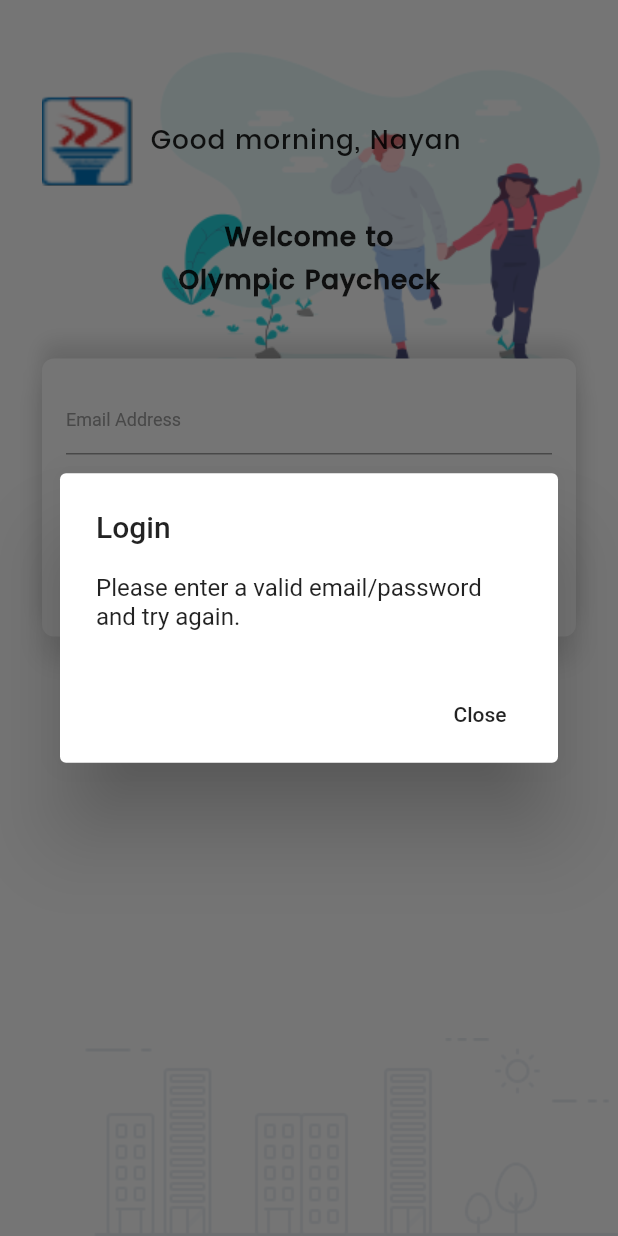
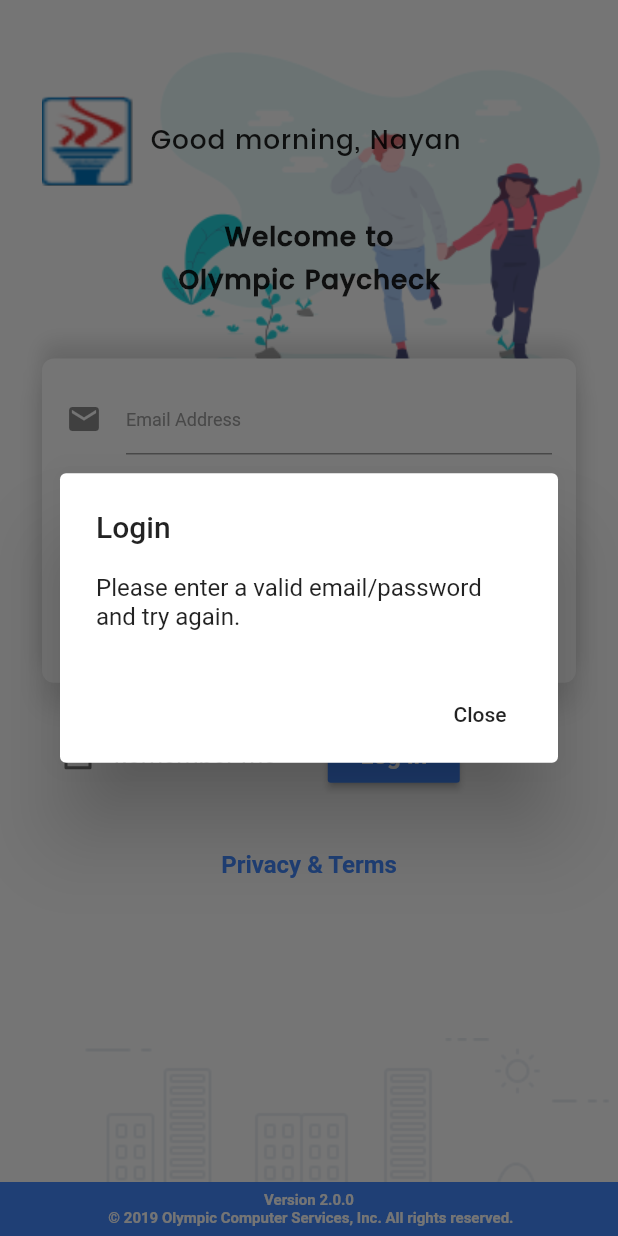
Before and after one commit to dp3344/nayanthatest5, a Flutter app: the screen it shows after launch, after a tap on "Log In", on a phone screen of 412 x 824 dp. Run offline on Flutter 3.47's test engine with Material 2 defaults, Android fonts, the phone set to English and light mode, and no system bars; our stand-ins replace flutter_screenutil.

Commit message:
Updates for Main Screen

```diff
--- a/lib/Widgets/FormCard.dart
+++ b/lib/Widgets/FormCard.dart
@@ -1,4 +1,5 @@
 import 'package:flutter/material.dart';
+import 'package:flutter/services.dart';
 import 'package:flutter_screenutil/flutter_screenutil.dart';
 import 'globals.dart' as globals;
 
@@ -28,7 +29,6 @@ class FormCard extends StatelessWidget {
     // });
   }
 
-
   void _radio() {
     //setState(() {
     //_isSelected = !_isSelected;
@@ -45,7 +45,7 @@ class FormCard extends StatelessWidget {
   Widget build(BuildContext context) {
     return new Container(
       width: double.infinity,
-      height: ScreenUtil.getInstance().setHeight(300),
+      height: ScreenUtil.getInstance().setHeight(350),
       decoration: BoxDecoration(
           color: Colors.white,
           borderRadius: BorderRadius.circular(8.0),
@@ -84,12 +84,12 @@ class FormCard extends StatelessWidget {
             TextField(
               decoration: InputDecoration(
                   hintText: "Email Address",
+                  icon: Icon(Icons.email),
                   hintStyle: TextStyle(color: Colors.grey, fontSize: 12.0)),
               controller: myController,
               onChanged: (newValue) {
                 globals.email = newValue;
                 //newValue = newValue;
-
               },
             ),
             SizedBox(
@@ -105,19 +105,29 @@ class FormCard extends StatelessWidget {
 
             TextField(
               obscureText: true,
+              keyboardType: TextInputType.number,
+              //maxLength: 4,
+              inputFormatters: [
+                LengthLimitingTextInputFormatter(4),
+              ],
               decoration: InputDecoration(
+                  icon: Icon(Icons.lock),
                   hintText: "Last 4 digit SSN",
                   hintStyle: TextStyle(color: Colors.grey, fontSize: 12.0)),
               controller: myController2,
               onChanged: (newValue2) {
                 globals.password = newValue2;
                 //newValue = newValue;
-
               },
             ),
             SizedBox(
-              height: ScreenUtil.getInstance().setHeight(35),
-            )
+              height: ScreenUtil.getInstance().setHeight(35), //35
+            ),
+            //       Row(children: <Widget>[Text("")]),
+            // SizedBox(
+            //   height: ScreenUtil.getInstance().setHeight(35), //35
+            // ),
+
 /*-------------------------------------------
 			,
             Row(
@@ -146,7 +156,6 @@ class FormCard extends StatelessWidget {
 				)
 
 #####################################################################*/
-
           ],
         ),
       ),
--- a/lib/main.dart
+++ b/lib/main.dart
@@ -7,20 +7,17 @@ import 'CustomIcons.dart';
 import 'package:flutter/services.dart';
 import 'Widgets/globals.dart' as globals;
 
-
 final myController = TextEditingController();
 
 void main() {
   SystemChrome.setPreferredOrientations(
-          [DeviceOrientation.portraitUp,DeviceOrientation.portraitDown])
-      .then((_) {
+      [DeviceOrientation.portraitUp, DeviceOrientation.portraitDown]).then((_) {
     runApp(MaterialApp(
       home: MyApp(),
       debugShowCheckedModeBanner: false,
     ));
   });
 }
-
 
 //void main() => runApp(MaterialApp(
 //      home: MyApp(),
@@ -34,15 +31,16 @@ class MyApp extends StatefulWidget {
 
 class _MyAppState extends State<MyApp> {
   bool _isSelected = false;
-
   bool _checked = false;
+  int _index = 0;
+  String _value = '';
+  List<BottomNavigationBarItem> _items;
 
   void _onCheck(val) {
     setState(() {
       _checked = val;
     });
   }
-
 
   void _radio() {
     setState(() {
@@ -88,6 +86,25 @@ class _MyAppState extends State<MyApp> {
     ScreenUtil.instance =
         ScreenUtil(width: 750, height: 1334, allowFontScaling: true);
     return new Scaffold(
+
+      bottomSheet: Container(
+        color: Colors.blueAccent,
+        padding: EdgeInsets.all(6.0),
+      child: Row(mainAxisAlignment: MainAxisAlignment.center, children: <Widget>[
+        Text('Version 2.0.0 \n \u00a9 2019 Olympic Computer Services, Inc. All rights reserved. ', textAlign: TextAlign.center,
+                                      style: TextStyle(
+                                          fontSize: 10.0, backgroundColor:Colors.blueAccent,
+                                          color: Colors.white,
+                                          fontWeight: FontWeight.bold)),
+        // Text('\u00a9 2019 Olympic Computer Services, Inc. All rights reserved. ',
+        //                               style: TextStyle(
+        //                                   fontSize: 14.0,
+        //                                   color: Colors.white,
+        //                                   fontWeight: FontWeight.bold)),
+
+      ],)),
+
+      /*================*/
       backgroundColor: Colors.white,
       resizeToAvoidBottomPadding: false,
       body: Stack(
@@ -130,7 +147,7 @@ class _MyAppState extends State<MyApp> {
                   ),
                   //Row(                    children: <Widget>[Text("")]),
                   //Row(                    children: <Widget>[Text("")]),
-				  Row(                    children: <Widget>[Text("")]),
+                  Row(children: <Widget>[Text("")]),
                   //Row(                    children: <Widget>[]),
                   Row(
                     mainAxisAlignment: MainAxisAlignment.center,
@@ -139,10 +156,8 @@ class _MyAppState extends State<MyApp> {
                           style: TextStyle(
                               fontFamily: "Poppins-Medium",
                               fontSize: ScreenUtil.getInstance().setSp(32),
-                              letterSpacing: .6
-							  ,
-                              fontWeight: FontWeight.bold
-							  ))
+                              letterSpacing: .6,
+                              fontWeight: FontWeight.bold))
                     ],
                   ),
                   Row(
@@ -152,10 +167,8 @@ class _MyAppState extends State<MyApp> {
                           style: TextStyle(
                               fontFamily: "Poppins-Medium",
                               fontSize: ScreenUtil.getInstance().setSp(32),
-                              letterSpacing: .6
-							  ,
-                              fontWeight: FontWeight.bold
-							  ))
+                              letterSpacing: .6,
+                              fontWeight: FontWeight.bold))
                     ],
                   ),
 
@@ -169,20 +182,23 @@ class _MyAppState extends State<MyApp> {
                     children: <Widget>[
                       Row(
                         children: <Widget>[
-
-
-              Row(mainAxisAlignment: MainAxisAlignment.spaceBetween, children: [
-                Checkbox(value: _checked, onChanged: (val) => _onCheck(val)),
-                Text("Remember me       "
-,                              style: TextStyle(
-                                  fontSize: ScreenUtil.getInstance().setSp(26), fontFamily: "Poppins-Medium")),
+                          Row(
+                              mainAxisAlignment: MainAxisAlignment.end, // .spaceBetween,
+                              children: [
+                                Checkbox(
+                                    value: _checked,
+                                    onChanged: (val) => _onCheck(val)),
+                                Text("Remember me       " + " ",
+                                    style: TextStyle(
+                                        fontSize:
+                                            ScreenUtil.getInstance().setSp(26),
+                                        fontFamily: "Poppins-Medium")),
                                 RaisedButton(
                                   //onPressed: () => {debugPrint('RaisedButton Pressed123')},
                                   onPressed: () => {
-
                                         // debugPrint('RaisedButton Pressed123456');
                                         //return
-					  showDialog (
+                                        showDialog(
                                             context: context,
                                             child: AlertDialog(
                                               title: const Text('Login'),
@@ -190,183 +206,164 @@ class _MyAppState extends State<MyApp> {
 
                                                   //globals.email
 
-((globals.email == "") || (globals.password == "") ) ? "Please enter a valid email/password and try again." : "Login successful."
-
-			),
+                                                  ((globals.email == "") ||
+                                                          (globals.password ==
+                                                              ""))
+                                                      ? "Please enter a valid email/password and try again."
+                                                      : "Login successful."),
                                               actions: <Widget>[
                                                 FlatButton(
                                                   onPressed: () {
-                  Navigator.pop(context, true);
+                                                    Navigator.pop(
+                                                        context, true);
                                                   },
                                                   child: const Text('Close'),
                                                 )
                                               ],
                                             ) //;ALertDialog
 
+                                            ) //showDialog
+                                      },
 
-				)//showDialog
+                                  child: Text('Log In',
+                                      style: TextStyle(
+                                          fontSize: 16.0,
+                                          color: Colors.white, backgroundColor:Colors.blueAccent,
+                                          fontWeight: FontWeight.bold)),
+                                  //color: Theme.of(context).accentColor,
+                                  color: Colors.blueAccent,
+                                ),
+                                //,
+                                //const Text("Log In")
+                              ]),
+                        ],
+                      ),
+                    ],
+                  ),
+                  SizedBox(
+                    height: ScreenUtil.getInstance().setHeight(40),
+                  )
+,
+                  Row(
+                    mainAxisAlignment: MainAxisAlignment.center,
+                    children: <Widget>[
+                      Row(
+                        children: <Widget>[
+                          Row(
+                              mainAxisAlignment: MainAxisAlignment.center, // .spaceBetween,
+                              children: [
+
+                                FlatButton(
+                                  //onPressed: () => {debugPrint('RaisedButton Pressed123')},
+                                  onPressed: () => {
+                                        // debugPrint('RaisedButton Pressed123456');
+                                        //return
+                                        showDialog(
+                                            context: context,
+                                            child: AlertDialog(
+                                              title: const Text('Terms & Conditions'),
+                                              content: Text(
+
+                                                  //globals.email
+
+                                                  ((globals.email == "") ||
+                                                          (globals.password ==
+                                                              ""))
+                                                      ? "Please enter a valid email/password and try again."
+                                                      : "Login successful."),
+                                              actions: <Widget>[
+                                                FlatButton(
+                                                  onPressed: () {
+                                                    Navigator.pop(
+                                                        context, true);
                                                   },
+                                                  child: const Text('Close'),
+                                                )
+                                              ],
+                                            ) //;ALertDialog
+
+                                            ) //showDialog
+                                      },
+
+                                  child: Text('Privacy & Terms',
+                                      style: TextStyle(
+                                          fontSize: 16.0,
+                                          color: Colors.blueAccent,
+                                          fontWeight: FontWeight.bold)),
+                                  //color: Theme.of(context).accentColor,
+                                  color: Colors.white,
+                                ),
+                                //,
+                                //const Text("Log In")
+                              ]),
+                        ],
+                      ),
+                    ],
+                  ),
+
+
+
+                  SizedBox(
+                    height: ScreenUtil.getInstance().setHeight(40),
+                  )
+
+                ],
+              ),
+            ),
+          ),
+
+/*----------------------------------*/
+      // new BottomNavigationBar(
+      //     items: _items,
+      //     fixedColor: Colors.blue,
+      //     currentIndex: _index,
+      //     onTap: (int item){
+      //       _index = item;
+      //       _value = "Current value is: ${_index.toString()}";
+      //     },
+      // )
 
 
 
 
 
-
-					  child: Text('Log In', style: TextStyle(
-                            fontSize: 16.0, color: Colors.white, fontWeight: FontWeight.bold)  ),
-					  //color: Theme.of(context).accentColor,
-					  color: Colors.blueAccent,
-
-					  ),
-					  //,
-					  //const Text("Log In")
-
-				]),
-
-
-
-
+/*------------------------------------*/
 
 
         ],
       ),
-					  /*===========================
 
-					  ////[[[[[[[[[[[[[[[[[[[[[[[[[]]]]]]]]]]]]]]]]]]]]]]]]]
-                      InkWell(
-                        child: Container(
-                          width: ScreenUtil.getInstance().setWidth(240),
-                          height: ScreenUtil.getInstance().setHeight(100),
-                          decoration: BoxDecoration(
-                              gradient: LinearGradient(colors: [
-                                Color(0xFF17ead9),
-                                Color(0xFF6078ea)
-                              ]),
-                              borderRadius: BorderRadius.circular(6.0),
-                              boxShadow: [
-                                BoxShadow(
-                                    color: Color(0xFF6078ea).withOpacity(.3),
-                                    offset: Offset(0.0, 8.0),
-                                    blurRadius: 8.0)
-                              ]),
-                          child: Material(
-                            color: Colors.transparent,
-                            child: InkWell(
-                              onTap: () {
 
-							  AlertDialog(
-            title: const Text('Address'),
-            content: Text('ABC-PQR'),
-            actions: <Widget>[
-              FlatButton(
-                onPressed: () {
-                  Navigator.pop(context, true);
-                },
-                child: const Text('Close'),
-              )
+    /*==========================
+      appBar: new AppBar(
+        title: new Text('Name here'),
+        backgroundColor: Colors.red,
+      ),
+      //hit Ctrl+space in intellij to know what are the options you can use in flutter widgets
+      body2: new Container(
+        padding: new EdgeInsets.all(32.0),
+        child: new Center(
+          child: new Column(
+            children: <Widget>[
+              new Text(_value)
             ],
-          );
-
-							  },
-                              child: Center(
-                                child: Text("XXX In",
-                                    style: TextStyle(
-                                        color: Colors.white,
-                                        fontFamily: "Poppins-Bold",
-                                        fontSize: 20,
-                                        letterSpacing: 1.0)),
           ),
         ),
       ),
-                        ),
-                      )
-					  //[[[[[[[[[[[[[[[[[[[[[[[[[[[[[[[[[[[[[[[[[[[[[[]]]]]]]]]]]]]]]]]]]]]]]]]]]]]]]]]]]]]]]]]]]]]]
-					  ===========================*/
-                    ],
-                  ),
-                  SizedBox(
-                    height: ScreenUtil.getInstance().setHeight(40),
+      bottomNavigationBar: new BottomNavigationBar(
+          items: _items,
+          fixedColor: Colors.blue,
+          currentIndex: _index,
+          onTap: (int item){
+            _index = item;
+            _value = "Current value is: ${_index.toString()}";
+          },
       )
 
-/*---------------------------------------------------------------------
-				  ,
-                  Row(
-                    mainAxisAlignment: MainAxisAlignment.center,
-                    children: <Widget>[
-                      horizontalLine(),
-                      Text("Social Login",
-                          style: TextStyle(
-                              fontSize: 16.0, fontFamily: "Poppins-Medium")),
-                      horizontalLine()
-                    ],
-                  ),
-                  SizedBox(
-                    height: ScreenUtil.getInstance().setHeight(40),
-                  ),
-                  Row(
-                    mainAxisAlignment: MainAxisAlignment.center,
-                    children: <Widget>[
-                      SocialIcon(
-                        colors: [
-                          Color(0xFF102397),
-                          Color(0xFF187adf),
-                          Color(0xFF00eaf8),
-                        ],
-                        iconData: CustomIcons.facebook,
-                        onPressed: () {},
-                      ),
-                      SocialIcon(
-                        colors: [
-                          Color(0xFFff4f38),
-                          Color(0xFFff355d),
-                        ],
-                        iconData: CustomIcons.googlePlus,
-                        onPressed: () {},
-                      ),
-                      SocialIcon(
-                        colors: [
-                          Color(0xFF17ead9),
-                          Color(0xFF6078ea),
-                        ],
-                        iconData: CustomIcons.twitter,
-                        onPressed: () {},
-                      ),
-                      SocialIcon(
-                        colors: [
-                          Color(0xFF00c6fb),
-                          Color(0xFF005bea),
-                        ],
-                        iconData: CustomIcons.linkedin,
-                        onPressed: () {},
-                      )
-                    ],
-                  ),
-                  SizedBox(
-                    height: ScreenUtil.getInstance().setHeight(30),
-                  ),
-                  Row(
-                    mainAxisAlignment: MainAxisAlignment.center,
-                    children: <Widget>[
-                      Text(
-                        "New User? ",
-                        style: TextStyle(fontFamily: "Poppins-Medium"),
-                      ),
-                      InkWell(
-                        onTap: () {},
-                        child: Text("SignUp",
-                            style: TextStyle(
-                                color: Color(0xFF5d74e3),
-                                fontFamily: "Poppins-Bold")),
-                      )
-                    ],
-                  )
-----------------------------*/
-                ],
-              ),
-            ),
-          )
-        ],
-      ),
+
+    =======================*/
+
+
     );
   }
 }
```
Also changed, not shown: icon/OlympicNewOld-03.png (added), icon/icon.png, pubspec.lock, 23 other files. Lines whose indentation alone changed are shown as unchanged.
